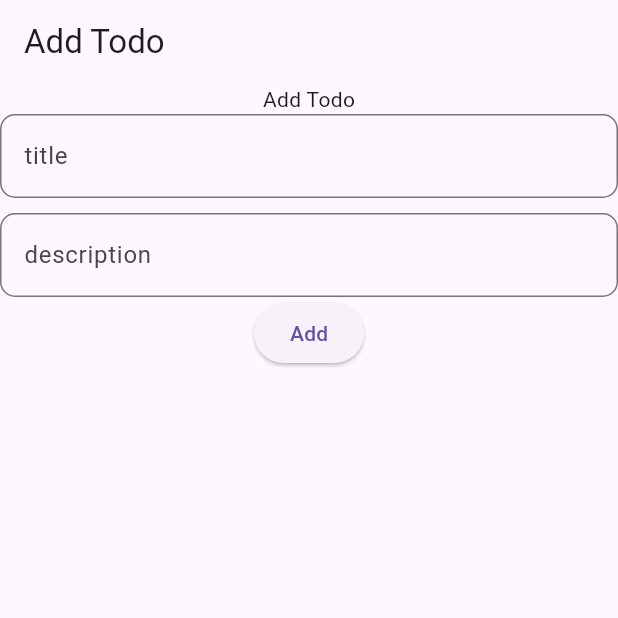
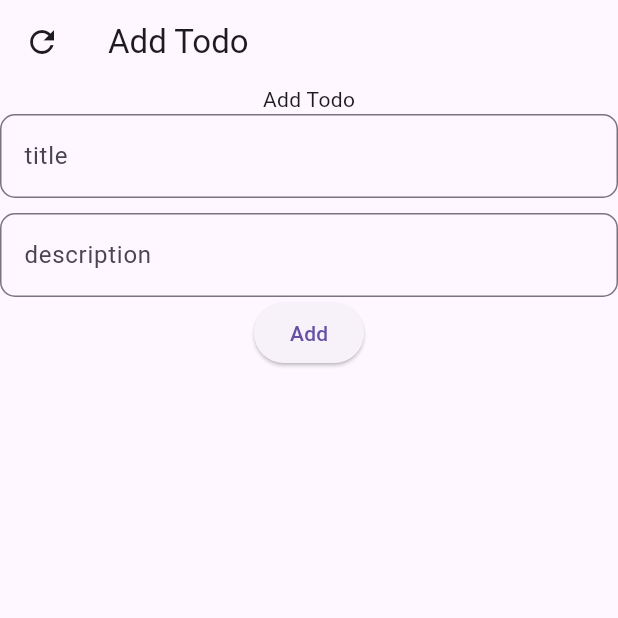
Before and after one commit to nitishdotdot/FlutterTasks, a Flutter app: the screen it shows after launch, on a phone screen of 412 x 824 dp, the top half of it. Run offline on Flutter 3.47's test engine with Material 3 defaults, Android fonts, the phone set to English and light mode, and no system bars; our stand-ins replace equatable; network calls fail.

Commit message:
added refresh (icon button) button in appbar

```diff
--- a/lib/features/presentation/pages/add_todo_widget.dart
+++ b/lib/features/presentation/pages/add_todo_widget.dart
@@ -61,7 +61,13 @@ class _AddTodoWidgetState extends State<AddTodoWidget> {
   @override
   Widget build(BuildContext context) {
     return Scaffold(
-      appBar: AppBar(title: Text('Add Todo')),
+      appBar: AppBar(
+        title: Text('Add Todo'),
+        leading: IconButton(
+          onPressed: () => getTodo(context),
+          icon: Icon(Icons.refresh),
+        ),
+      ),
       body: SingleChildScrollView(
         child: Column(
           children: [
```
